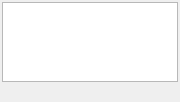
This is subsync/gui/timemapper.ui in Asvel/SubtitleResyncHelper as Qt 5 draws it before an edit. The edited form follows.
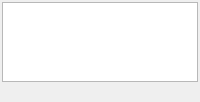
This is the edited form.

Commit message: 微调时间映射表抓取窗口的大小

Patch:
```diff
--- a/subsync/gui/timemapper.ui
+++ b/subsync/gui/timemapper.ui
@@ -6,7 +6,7 @@
    <rect>
     <x>0</x>
     <y>0</y>
-    <width>180</width>
+    <width>200</width>
     <height>102</height>
    </rect>
   </property>
```
The commit also changes 1 other file.
